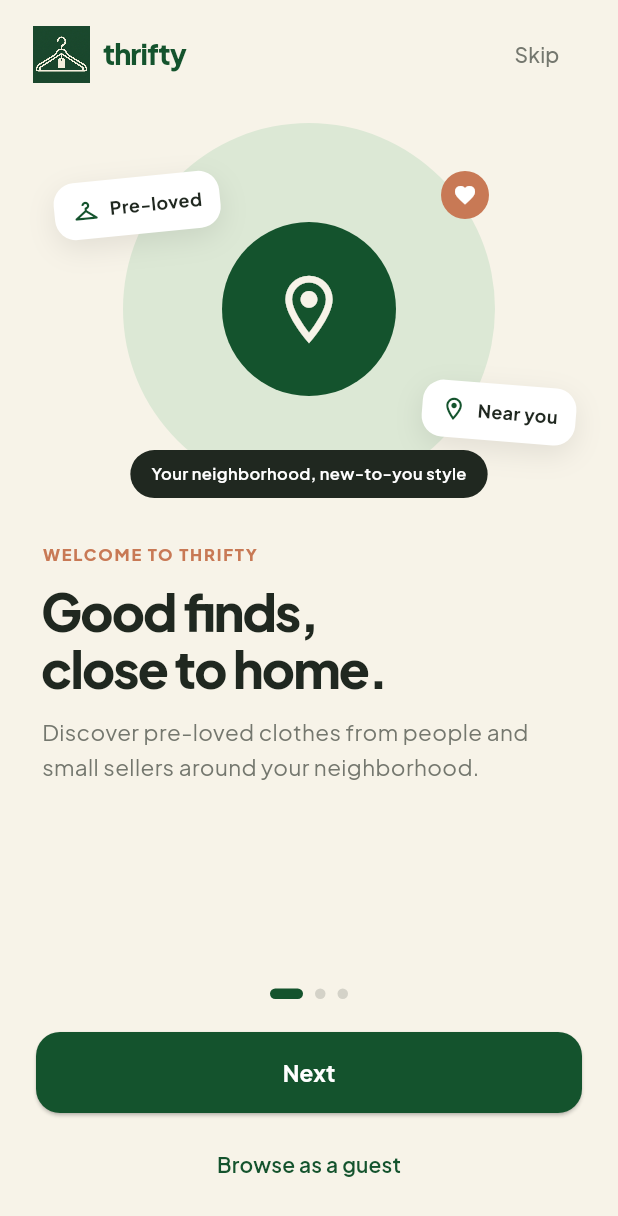
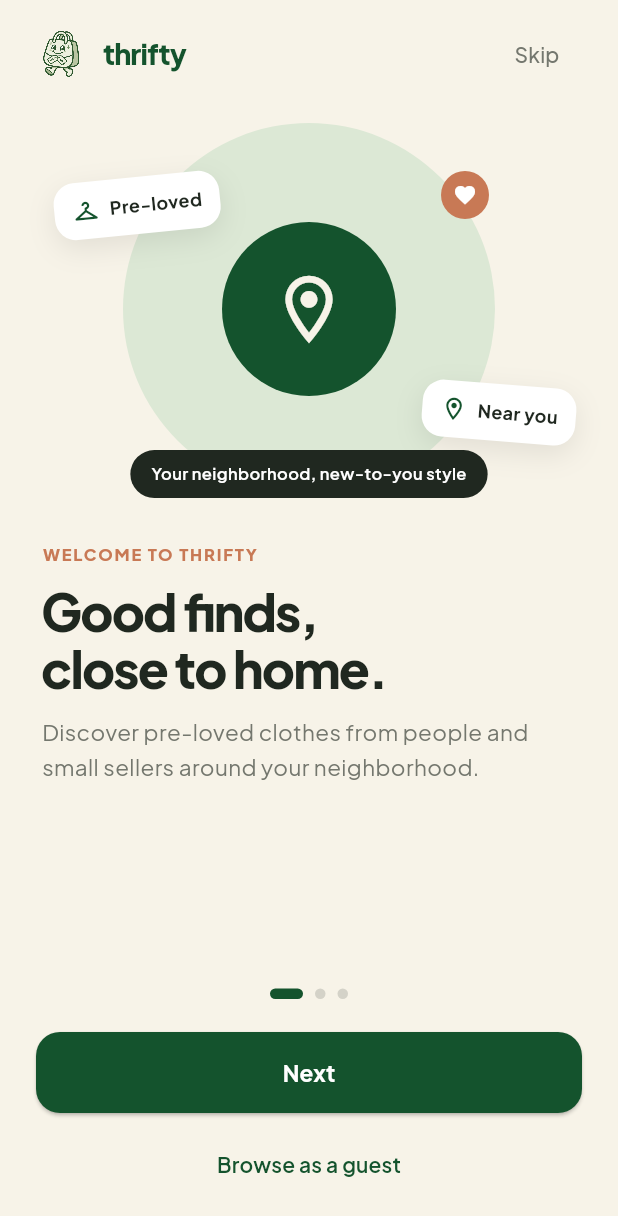
Before and after one commit to Anadera18/Thrifty, a Flutter app: the screen it shows after launch, on a phone screen of 412 x 824 dp. Shown: the top 1216 px of the screen. Run offline on Flutter 3.47's test engine with Material 3 defaults, Android fonts, the phone set to English and light mode, and no system bars; our stand-ins replace flutter_riverpod, geolocator, google_fonts, image_picker; project files that could hold a hidden picture were left out.

Commit message:
feat(brand): update official Thrifty mascot and brand logo assets

```diff
--- a/frontend/lib/features/auth/presentation/widgets/thrifty_logo.dart
+++ b/frontend/lib/features/auth/presentation/widgets/thrifty_logo.dart
@@ -1,13 +1,27 @@
 import 'package:flutter/material.dart';
 
-/// Reuses the supplied Thrifty brand icon across the app.
+/// Reuses the official Thrifty mascot and brand logo across the app.
 class ThriftyLogo extends StatelessWidget {
-  const ThriftyLogo({super.key, this.size = 56});
+  const ThriftyLogo({
+    super.key,
+    this.size = 56,
+    this.useFullLogo = false,
+  });
 
   final double size;
+  final bool useFullLogo;
 
   @override
   Widget build(BuildContext context) {
+    if (useFullLogo) {
+      return Image.asset(
+        'assets/images/thrifty_logo.png',
+        height: size,
+        fit: BoxFit.contain,
+        filterQuality: FilterQuality.high,
+      );
+    }
+
     return Image.asset(
       'assets/images/thrifty_icon.png',
       width: size,
--- a/frontend/pubspec.yaml
+++ b/frontend/pubspec.yaml
@@ -64,7 +64,7 @@ flutter:
   # the material Icons class.
   uses-material-design: true
   assets:
-    - assets/images/thrifty_icon.png
+    - assets/images/
 
   # To add assets to your application, add an assets section, like this:
   # assets:
```
Also changed, not shown: assets/brand/thrifty_logo.png (added), frontend/assets/images/thrifty_icon.png, frontend/assets/images/thrifty_logo.png (added), frontend/assets/images/thrifty_logo_banner.png (added), 1 other file.
